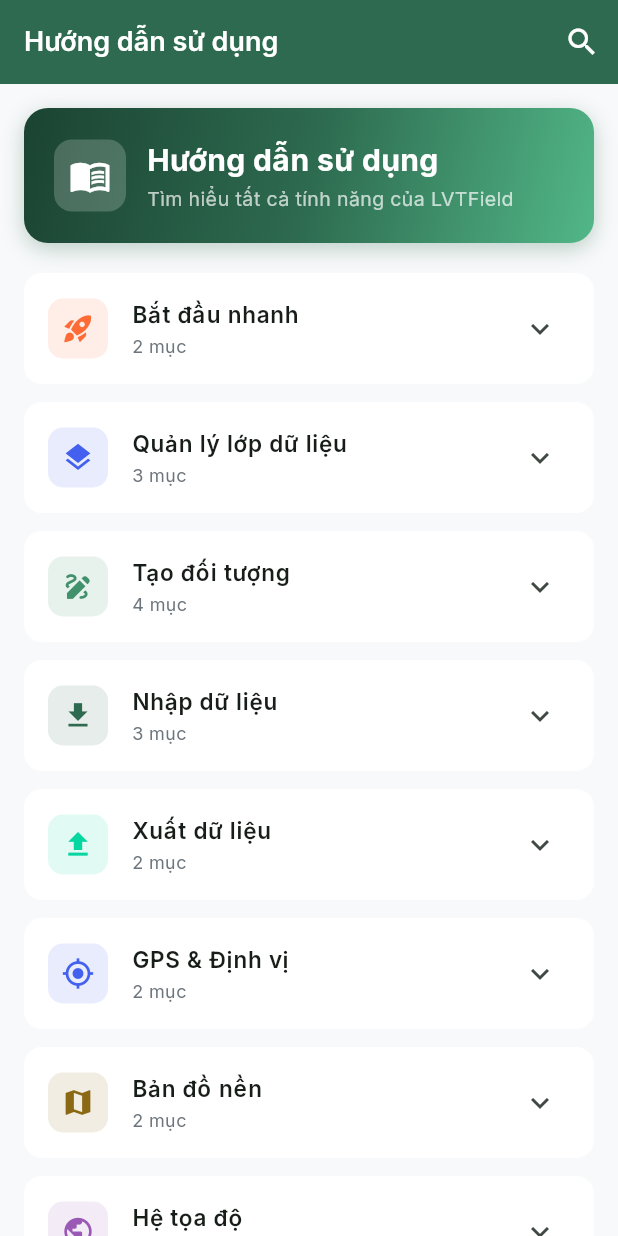
After one commit to locvutrunglvt/LVTField, a Flutter app: the HelpScreen screen opened by its route, on a phone screen of 412 x 824 dp. The commit adds this screen. Run offline on Flutter 3.47's test engine with Material 3 defaults, Android fonts, the phone set to English and light mode, and no system bars; our stand-ins replace file_picker, flutter_map, flutter_riverpod, geolocator, go_router, google_fonts and 5 more; accounts and stored records are empty.

Commit message:
v1.5.3 - Professional Help & Guide screen
Help Screen:
- 8 expandable sections covering all features
- Bắt đầu nhanh: create/open projects
- Quản lý lớp: layer CRUD, active layer, read-only
- Tạo đối tượng: point/line/polygon workflow rules
- Nhập dữ liệu: 8 formats (GPKG,SHP,KML,KMZ,GeoJSON,MBTiles,GeoTIFF,LVTField)
- Xuất dữ liệu: export + share
- GPS & Định vị: accuracy indicators, always-on GPS
- Bản đồ nền: 4 basemaps + MBTiles offline
- Hệ tọa độ: WGS84/VN-2000/UTM display + auto-convert
- Mẹo sử dụng: fast drawing, QGIS style, backup

Features:
- Search functionality with Vietnamese keyword matching
- Gradient banner header
- Color-coded category icons
- Expandable/collapsible sections
- Professional card-based layout

Access: Settings > Hỗ trợ > Hướng dẫn sử dụng
Route: /help

Author: Loc Vu Trung

```diff
--- a/lib/app.dart
+++ b/lib/app.dart
@@ -7,6 +7,7 @@ import 'features/home/home_screen.dart';
 import 'features/map/map_screen.dart';
 import 'features/settings/settings_screen.dart';
 import 'features/settings/author_page.dart';
+import 'features/settings/help_screen.dart';
 
 /// LVTField App - Mobile GIS for Forest Survey
 /// Author: Lộc Vũ Trung
@@ -58,5 +59,10 @@ final _router = GoRouter(
       name: 'author',
       builder: (context, state) => const AuthorPage(),
     ),
+    GoRoute(
+      path: '/help',
+      name: 'help',
+      builder: (context, state) => const HelpScreen(),
+    ),
   ],
 );
--- /dev/null
+++ b/lib/features/settings/help_screen.dart
@@ -0,0 +1,575 @@
+import 'package:flutter/material.dart';
+import '../../core/constants/app_colors.dart';
+import '../../core/constants/app_sizes.dart';
+
+/// Professional Help & Guide screen for LVTField app
+/// Author: Lộc Vũ Trung
+class HelpScreen extends StatelessWidget {
+  const HelpScreen({super.key});
+
+  @override
+  Widget build(BuildContext context) {
+    return Scaffold(
+      appBar: AppBar(
+        title: const Text('Hướng dẫn sử dụng'),
+        actions: [
+          IconButton(
+            icon: const Icon(Icons.search),
+            onPressed: () => _showSearch(context),
+          ),
+        ],
+      ),
+      body: ListView(
+        padding: const EdgeInsets.all(AppSizes.md),
+        children: [
+          // Header banner
+          _buildBanner(),
+          const SizedBox(height: 20),
+
+          // Quick start
+          _HelpSection(
+            icon: Icons.rocket_launch,
+            iconColor: const Color(0xFFFF6B35),
+            title: 'Bắt đầu nhanh',
+            items: const [
+              _HelpItem(
+                title: 'Tạo dự án mới',
+                content: '1. Mở app → Bấm nút "+" ở góc dưới phải\n'
+                    '2. Nhập tên dự án → Bấm "Tạo"\n'
+                    '3. Dự án mới sẽ hiện trong danh sách',
+              ),
+              _HelpItem(
+                title: 'Mở dự án',
+                content: 'Chạm vào tên dự án trong danh sách để mở bản đồ.\n'
+                    'Nhấn giữ để xem thêm tùy chọn (đổi tên, xóa, xuất).',
+              ),
+            ],
+          ),
+
+          // Layer Management
+          _HelpSection(
+            icon: Icons.layers,
+            iconColor: AppColors.info,
+            title: 'Quản lý lớp dữ liệu',
+            items: const [
+              _HelpItem(
+                title: 'Tạo lớp mới',
+                content: '1. Bấm nút "Lớp" ở thanh dưới\n'
+                    '2. Bấm "+ Thêm lớp"\n'
+                    '3. Đặt tên và chọn loại (Điểm / Đường / Vùng)\n'
+                    '4. Tùy chỉnh trường thuộc tính → "Tạo lớp"',
+              ),
+              _HelpItem(
+                title: 'Thao tác với lớp',
+                content: '• Bật/Tắt hiển thị: Bấm biểu tượng 👁 trên lớp\n'
+                    '• Xóa lớp: Nhấn giữ → chọn "Xóa lớp"\n'
+                    '• Đổi tên: Nhấn giữ → chọn "Đổi tên lớp"\n'
+                    '• Kiểu hiển thị: Nhấn giữ → "Kiểu hiển thị"\n'
+                    '• Zoom tới lớp: Nhấn giữ → "Zoom tới lớp"',
+              ),
+              _HelpItem(
+                title: 'Active Layer (Lớp hoạt động)',
+                content: 'Khi chọn một lớp để vẽ, nó trở thành "Active Layer".\n'
+                    '• Thanh dưới hiện tên lớp + nút vẽ nhanh\n'
+                    '• Sau khi lưu, lớp vẫn được giữ active\n'
+                    '• Bấm ✕ cạnh tên lớp để bỏ chọn\n'
+                    '• KML, KMZ, MBTiles, GeoTIFF: chỉ xem (🔒)',
+              ),
+            ],
+          ),
+
+          // Feature Creation
+          _HelpSection(
+            icon: Icons.draw,
+            iconColor: AppColors.polygonStroke,
+            title: 'Tạo đối tượng',
+            items: const [
+              _HelpItem(
+                title: '📍 Tạo Điểm',
+                content: '1. Bấm "Tạo điểm" (hoặc nút Điểm ở thanh dưới)\n'
+                    '2. Chạm 1 chấm trên bản đồ\n'
+                    '3. Bảng thuộc tính hiện ngay → nhập thông tin → Lưu\n\n'
+                    '💡 Nút GPS: Tạo điểm tại vị trí GPS hiện tại (1 chạm)',
+              ),
+              _HelpItem(
+                title: '📏 Tạo Đường',
+                content: '1. Bấm "Tạo đường" ở thanh dưới\n'
+                    '2. Chạm bản đồ để thêm các đỉnh (≥ 2 điểm)\n'
+                    '3. Dùng nút GPS để thêm đỉnh tại vị trí GPS\n'
+                    '4. Bấm "Hoàn tác" để xóa đỉnh cuối\n'
+                    '5. Bấm ✅ "Lưu" → Bảng thuộc tính hiện ra → Lưu',
+              ),
+              _HelpItem(
+                title: '🔷 Tạo Vùng (Polygon)',
+                content: '1. Bấm "Tạo vùng" ở thanh dưới\n'
+                    '2. Chạm bản đồ để thêm các đỉnh (≥ 3 điểm)\n'
+                    '3. Vùng tự động đóng khi lưu\n'
+                    '4. Bấm ✅ "Lưu" → Bảng thuộc tính hiện ra → Lưu\n\n'
+                    '💡 Diện tích tự động tính khi có trường "Diện tích"',
+              ),
+              _HelpItem(
+                title: 'Chỉnh sửa đỉnh',
+                content: 'Nhấn giữ trên lớp → "Sửa đối tượng" → chọn feature:\n'
+                    '• Kéo đỉnh cam 🟠 để di chuyển\n'
+                    '• Bấm đỉnh → "Xóa đỉnh" để xóa\n'
+                    '• "Di chuyển" = kéo cả đối tượng\n'
+                    '• ↩️ Hoàn tác nhiều bước\n'
+                    '• ✅ Lưu hoặc ❌ Hủy',
+              ),
+            ],
+          ),
+
+          // Import
+          _HelpSection(
+            icon: Icons.file_download,
+            iconColor: AppColors.primary,
+            title: 'Nhập dữ liệu',
+            items: const [
+              _HelpItem(
+                title: 'Các định dạng hỗ trợ',
+                content: '📦 GeoPackage (.gpkg) — Vector + style từ QGIS\n'
+                    '📐 Shapefile (.zip) — Nén .shp + .shx + .dbf + .prj\n'
+                    '🌍 KML (.kml) — Google Earth (chỉ xem)\n'
+                    '📦 KMZ (.kmz) — KML nén (chỉ xem)\n'
+                    '📋 GeoJSON (.geojson) — Web GIS chuẩn\n'
+                    '🗺️ MBTiles (.mbtiles) — Bản đồ nền offline\n'
+                    '🖼️ GeoTIFF (.tif/.tiff) — Ảnh có tọa độ\n'
+                    '💾 LVTField (.lvtfield) — Gói dự án',
+              ),
+              _HelpItem(
+                title: 'Cách nhập',
+                content: '1. Mở dự án → Bấm "Nhập lớp" ở thanh dưới\n'
+                    '2. Chọn định dạng muốn nhập\n'
+                    '3. Chọn file từ thiết bị\n'
+                    '4. Chờ xử lý → Dữ liệu hiện trên bản đồ\n\n'
+                    '⚠️ Shapefile phải nén ZIP (bao gồm .shp, .shx, .dbf)\n'
+                    '⚠️ GeoTIFF max 100MB (lớn hơn nên dùng MBTiles)',
+              ),
+              _HelpItem(
+                title: 'GeoTIFF (Ảnh tọa độ)',
+                content: 'App đọc tọa độ từ:\n'
+                    '• Tag GeoTIFF trong file TIFF\n'
+                    '• File world (.tfw/.wld) đi kèm\n\n'
+                    'Hỗ trợ hệ tọa độ: WGS84, UTM Zone 48N, VN-2000\n'
+                    'Tự động chuyển đổi về WGS84 để hiển thị.\n'
+                    'Điều chỉnh độ trong suốt qua "Kiểu hiển thị".',
+              ),
+            ],
+          ),
+
+          // Export
+          _HelpSection(
+            icon: Icons.file_upload,
+            iconColor: AppColors.success,
+            title: 'Xuất dữ liệu',
+            items: const [
+              _HelpItem(
+                title: 'Xuất lớp',
+                content: 'Bấm "Xuất" ở thanh dưới panel lớp:\n\n'
+                    '📦 GeoPackage (.gpkg) — Mở được trong QGIS\n'
+                    '🌍 KML (.kml) — Mở trong Google Earth\n'
+                    '📋 GeoJSON (.geojson) — Web GIS chuẩn\n'
+                    '💾 LVTField (.lvtfield) — Gói toàn bộ dự án',
+              ),
+              _HelpItem(
+                title: 'Chia sẻ',
+                content: 'Sau khi xuất, file sẽ được chia sẻ qua:\n'
+                    '• Zalo, Messenger, Gmail...\n'
+                    '• Google Drive, OneDrive...\n'
+                    '• Bluetooth, NFC...',
+              ),
+            ],
+          ),
+
+          // GPS
+          _HelpSection(
+            icon: Icons.gps_fixed,
+            iconColor: AppColors.gpsCircleStroke,
+            title: 'GPS & Định vị',
+            items: const [
+              _HelpItem(
+                title: 'Thanh trạng thái GPS',
+                content: 'Góc trên bên trái bản đồ hiện:\n'
+                    '• 🟢 Xanh: Độ chính xác tốt (< 5m)\n'
+                    '• 🟡 Vàng: Trung bình (5-15m)\n'
+                    '• 🔴 Đỏ: Kém (> 15m)\n\n'
+                    'Bấm nút GPS ⊕ để quay về vị trí hiện tại.',
+              ),
+              _HelpItem(
+                title: 'GPS luôn bật',
+                content: 'GPS của app luôn hoạt động khi mở bản đồ.\n'
+                    'Đảm bảo đã cấp quyền vị trí cho app.\n'
+                    'Ra ngoài trời để có tín hiệu GPS tốt nhất.',
+              ),
+            ],
+          ),
+
+          // Basemap
+          _HelpSection(
+            icon: Icons.map,
+            iconColor: AppColors.secondary,
+            title: 'Bản đồ nền',
+            items: const [
+              _HelpItem(
+                title: 'Chuyển đổi bản đồ nền',
+                content: 'Bấm biểu tượng 🗺️ ở thanh công cụ bên trái:\n\n'
+                    '🛰️ Google Satellite — Ảnh vệ tinh\n'
+                    '🗺️ OpenStreetMap — Bản đồ đường phố\n'
+                    '⛰️ Google Terrain — Địa hình\n'
+                    '🌐 Google Hybrid — Vệ tinh + nhãn\n\n'
+                    '💡 MBTiles: Nhập file .mbtiles để dùng bản đồ offline.',
+              ),
+              _HelpItem(
+                title: 'Điều chỉnh nền',
+                content: 'Thanh trượt "Làm mờ nền" ở toolbar bên trái\n'
+                    'cho phép làm mờ bản đồ nền để nổi bật dữ liệu vector.',
+              ),
+            ],
+          ),
+
+          // Coordinate System
+          _HelpSection(
+            icon: Icons.public,
+            iconColor: const Color(0xFF9B59B6),
+            title: 'Hệ tọa độ',
+            items: const [
+              _HelpItem(
+                title: 'Hiển thị tọa độ',
+                content: 'Góc dưới trái bản đồ hiện tọa độ GPS.\n'
+                    'Chạm vào ô tọa độ để chuyển đổi:\n\n'
+                    '• WGS 84: 21.0285°N, 105.8542°E\n'
+                    '• VN-2000: X: 2328456, Y: 582193\n'
+                    '• UTM: 48N 582193 2328456',
+              ),
+              _HelpItem(
+                title: 'Khi nhập dữ liệu',
+                content: 'App tự động phát hiện hệ tọa độ của file nhập vào:\n'
+                    '• WGS84 → Hiển thị trực tiếp\n'
+                    '• VN-2000 → Tự động chuyển sang WGS84\n'
+                    '• UTM → Tự động chuyển sang WGS84\n\n'
+                    'Bạn không cần thao tác gì.',
+              ),
+            ],
+          ),
+
+          // Tips & Tricks
+          _HelpSection(
+            icon: Icons.tips_and_updates,
+            iconColor: AppColors.warning,
+            title: 'Mẹo sử dụng',
+            items: const [
+              _HelpItem(
+                title: 'Vẽ nhanh nhiều đối tượng',
+                content: '• Chọn lớp active 1 lần → vẽ liên tục không cần chọn lại\n'
+                    '• Point: Chạm = tạo ngay, không cần bấm Lưu\n'
+                    '• GPS: Nút GPS tạo điểm tại vị trí hiện tại (1 chạm)',
+              ),
+              _HelpItem(
+                title: 'Bảo toàn style QGIS',
+                content: 'File GPKG từ QGIS sẽ giữ nguyên:\n'
+                    '• Màu fill, stroke, opacity\n'
+                    '• Kiểu viền (nét đứt, nét liền)\n'
+                    '• Độ rộng viền',
+              ),
+              _HelpItem(
+                title: 'Sao lưu dự án',
+                content: 'Xuất dự án dạng .lvtfield để sao lưu.\n'
+                    'File bao gồm toàn bộ: layers + features + attributes.\n'
+                    'Nhập lại file .lvtfield để khôi phục.',
+              ),
+            ],
+          ),
+
+          const SizedBox(height: 24),
+          // Footer
+          Container(
+            padding: const EdgeInsets.all(16),
+            decoration: BoxDecoration(
+              color: AppColors.primarySurface,
+              borderRadius: BorderRadius.circular(12),
+            ),
+            child: Column(
+              children: [
+                const Icon(Icons.forest, color: AppColors.primary, size: 32),
+                const SizedBox(height: 8),
+                Text(
+                  'LVTField — Mobile GIS for Forest Survey',
+                  style: TextStyle(
+                    fontSize: 13,
+                    fontWeight: FontWeight.w600,
+                    color: AppColors.primary,
+                  ),
+                ),
+                const SizedBox(height: 4),
+                Text(
+                  '© 2024 Lộc Vũ Trung',
+                  style: TextStyle(fontSize: 12, color: AppColors.textSecondary),
+                ),
+              ],
+            ),
+          ),
+          const SizedBox(height: 24),
+        ],
+      ),
+    );
+  }
+
+  Widget _buildBanner() {
+    return Container(
+      padding: const EdgeInsets.all(20),
+      decoration: BoxDecoration(
+        gradient: const LinearGradient(
+          colors: [AppColors.primaryDark, AppColors.primary, AppColors.primaryLight],
+          begin: Alignment.topLeft,
+          end: Alignment.bottomRight,
+        ),
+        borderRadius: BorderRadius.circular(16),
+        boxShadow: [
+          BoxShadow(
+            color: AppColors.primary.withValues(alpha: 0.3),
+            blurRadius: 12,
+            offset: const Offset(0, 4),
+          ),
+        ],
+      ),
+      child: Column(
+        crossAxisAlignment: CrossAxisAlignment.start,
+        children: [
+          Row(
+            children: [
+              Container(
+                width: 48,
+                height: 48,
+                decoration: BoxDecoration(
+                  color: Colors.white.withValues(alpha: 0.2),
+                  borderRadius: BorderRadius.circular(12),
+                ),
+                child: const Icon(Icons.menu_book, color: Colors.white, size: 28),
+              ),
+              const SizedBox(width: 14),
+              const Expanded(
+                child: Column(
+                  crossAxisAlignment: CrossAxisAlignment.start,
+                  children: [
+                    Text(
+                      'Hướng dẫn sử dụng',
+                      style: TextStyle(
+                        fontSize: 20,
+                        fontWeight: FontWeight.bold,
+                        color: Colors.white,
+                      ),
+                    ),
+                    SizedBox(height: 2),
+                    Text(
+                      'Tìm hiểu tất cả tính năng của LVTField',
+                      style: TextStyle(
+                        fontSize: 13,
+                        color: Colors.white70,
+                      ),
+                    ),
+                  ],
+                ),
+              ),
+            ],
+          ),
+        ],
+      ),
+    );
+  }
+
+  void _showSearch(BuildContext context) {
+    showSearch(context: context, delegate: _HelpSearchDelegate());
+  }
+}
+
+// =============================================================================
+// Help Section (expandable category)
+// =============================================================================
+class _HelpSection extends StatelessWidget {
+  final IconData icon;
+  final Color iconColor;
+  final String title;
+  final List<_HelpItem> items;
+
+  const _HelpSection({
+    required this.icon,
+    required this.iconColor,
+    required this.title,
+    required this.items,
+  });
+
+  @override
+  Widget build(BuildContext context) {
+    return Card(
+      margin: const EdgeInsets.only(bottom: 12),
+      shape: RoundedRectangleBorder(borderRadius: BorderRadius.circular(12)),
+      child: Theme(
+        data: Theme.of(context).copyWith(dividerColor: Colors.transparent),
+        child: ExpansionTile(
+          leading: Container(
+            width: 40,
+            height: 40,
+            decoration: BoxDecoration(
+              color: iconColor.withValues(alpha: 0.12),
+              borderRadius: BorderRadius.circular(10),
+            ),
+            child: Icon(icon, color: iconColor, size: 22),
+          ),
+          title: Text(
+            title,
+            style: const TextStyle(fontWeight: FontWeight.w600, fontSize: 15),
+          ),
+          subtitle: Text(
+            '${items.length} mục',
+            style: TextStyle(fontSize: 12, color: AppColors.textSecondary),
+          ),
+          children: items.map((item) => _buildItem(context, item)).toList(),
+        ),
+      ),
+    );
+  }
+
+  Widget _buildItem(BuildContext context, _HelpItem item) {
+    return Container(
+      width: double.infinity,
+      margin: const EdgeInsets.fromLTRB(16, 0, 16, 12),
+      padding: const EdgeInsets.all(14),
+      decoration: BoxDecoration(
+        color: AppColors.background,
+        borderRadius: BorderRadius.circular(10),
+        border: Border.all(color: AppColors.divider, width: 0.5),
+      ),
+      child: Column(
+        crossAxisAlignment: CrossAxisAlignment.start,
+        children: [
+          Text(
+            item.title,
+            style: TextStyle(
+              fontSize: 14,
+              fontWeight: FontWeight.w600,
+              color: iconColor,
+            ),
+          ),
+          const SizedBox(height: 8),
+          Text(
+            item.content,
+            style: const TextStyle(
+              fontSize: 13,
+              height: 1.5,
+              color: AppColors.textPrimary,
+            ),
+          ),
+        ],
+      ),
+    );
+  }
+}
+
+// =============================================================================
+// Help Item (single help entry)
+// =============================================================================
+class _HelpItem {
+  final String title;
+  final String content;
+
+  const _HelpItem({required this.title, required this.content});
+}
+
+// =============================================================================
+// Help Search Delegate
+// =============================================================================
+class _HelpSearchDelegate extends SearchDelegate<String> {
+  final List<Map<String, String>> _allItems = [
+    {'title': 'Tạo dự án mới', 'section': 'Bắt đầu nhanh', 'keyword': 'tạo dự án project'},
+    {'title': 'Mở dự án', 'section': 'Bắt đầu nhanh', 'keyword': 'mở dự án open'},
+    {'title': 'Tạo lớp mới', 'section': 'Quản lý lớp', 'keyword': 'tạo lớp layer'},
+    {'title': 'Thao tác với lớp', 'section': 'Quản lý lớp', 'keyword': 'xóa đổi tên hiển thị'},
+    {'title': 'Active Layer', 'section': 'Quản lý lớp', 'keyword': 'active lớp hoạt động'},
+    {'title': 'Tạo Điểm', 'section': 'Tạo đối tượng', 'keyword': 'tạo điểm point chấm'},
+    {'title': 'Tạo Đường', 'section': 'Tạo đối tượng', 'keyword': 'tạo đường line'},
+    {'title': 'Tạo Vùng', 'section': 'Tạo đối tượng', 'keyword': 'tạo vùng polygon'},
+    {'title': 'Chỉnh sửa đỉnh', 'section': 'Tạo đối tượng', 'keyword': 'sửa đỉnh vertex kéo'},
+    {'title': 'Định dạng nhập', 'section': 'Nhập dữ liệu', 'keyword': 'gpkg shp kml geojson mbtiles tiff'},
+    {'title': 'GeoTIFF', 'section': 'Nhập dữ liệu', 'keyword': 'tiff ảnh tọa độ overlay'},
+    {'title': 'Xuất lớp', 'section': 'Xuất dữ liệu', 'keyword': 'xuất export'},
+    {'title': 'GPS', 'section': 'GPS & Định vị', 'keyword': 'gps vị trí định vị'},
+    {'title': 'Bản đồ nền', 'section': 'Bản đồ nền', 'keyword': 'basemap satellite google'},
+    {'title': 'Hệ tọa độ', 'section': 'Hệ tọa độ', 'keyword': 'crs wgs84 vn2000 utm'},
+    {'title': 'Mẹo vẽ nhanh', 'section': 'Mẹo sử dụng', 'keyword': 'mẹo nhanh tip'},
+    {'title': 'Sao lưu dự án', 'section': 'Mẹo sử dụng', 'keyword': 'sao lưu backup lvtfield'},
+  ];
+
+  @override
+  String get searchFieldLabel => 'Tìm kiếm hướng dẫn...';
+
+  @override
+  List<Widget>? buildActions(BuildContext context) {
+    return [
+      if (query.isNotEmpty)
+        IconButton(
+          icon: const Icon(Icons.clear),
+          onPressed: () => query = '',
+        ),
+    ];
+  }
+
+  @override
+  Widget? buildLeading(BuildContext context) {
+    return IconButton(
+      icon: const Icon(Icons.arrow_back),
+      onPressed: () => close(context, ''),
+    );
+  }
+
+  @override
+  Widget buildResults(BuildContext context) => _buildSuggestionList();
+
+  @override
+  Widget buildSuggestions(BuildContext context) => _buildSuggestionList();
+
+  Widget _buildSuggestionList() {
+    final q = query.toLowerCase();
+    final filtered = q.isEmpty
+        ? _allItems
+        : _allItems.where((item) {
+            return item['title']!.toLowerCase().contains(q) ||
+                item['keyword']!.toLowerCase().contains(q) ||
+                item['section']!.toLowerCase().contains(q);
+          }).toList();
+
+    if (filtered.isEmpty) {
+      return Center(
+        child: Column(
+          mainAxisSize: MainAxisSize.min,
+          children: [
+            Icon(Icons.search_off, size: 48, color: AppColors.textSecondary),
+            const SizedBox(height: 12),
+            Text(
+              'Không tìm thấy "$query"',
+              style: TextStyle(color: AppColors.textSecondary),
+            ),
+          ],
+        ),
+      );
+    }
+
+    return ListView.separated(
+      padding: const EdgeInsets.all(12),
+      itemCount: filtered.length,
+      separatorBuilder: (_, __) => const Divider(height: 1),
+      itemBuilder: (context, index) {
+        final item = filtered[index];
+        return ListTile(
+          leading: const Icon(Icons.help_outline, color: AppColors.primary),
+          title: Text(
+            item['title']!,
+            style: const TextStyle(fontWeight: FontWeight.w500),
+          ),
+          subtitle: Text(item['section']!, style: TextStyle(fontSize: 12, color: AppColors.textSecondary)),
+          trailing: const Icon(Icons.chevron_right, size: 18),
+          onTap: () => close(context, item['title']!),
+        );
+      },
+    );
+  }
+}
--- a/lib/features/settings/settings_screen.dart
+++ b/lib/features/settings/settings_screen.dart
@@ -116,6 +116,33 @@ class _SettingsScreenState extends State<SettingsScreen> {
                   subtitle: const Text('Vị trí cơ sở dữ liệu'),
                   trailing: const Icon(Icons.chevron_right),
                   onTap: _showBackupInfo,
+                ),
+              ],
+            ),
+          ),
+
+          const SizedBox(height: AppSizes.lg),
+
+          // Help section
+          _SectionHeader(title: 'Hỗ trợ'),
+          Card(
+            child: Column(
+              children: [
+                ListTile(
+                  leading: Container(
+                    width: 36,
+                    height: 36,
+                    decoration: BoxDecoration(
+                      color: const Color(0xFFFFF3E0),
+                      borderRadius: BorderRadius.circular(8),
+                    ),
+                    child: const Icon(Icons.menu_book,
+                        color: Color(0xFFFF9800), size: 22),
+                  ),
+                  title: const Text('Hướng dẫn sử dụng'),
+                  subtitle: const Text('Tìm hiểu tất cả tính năng'),
+                  trailing: const Icon(Icons.chevron_right),
+                  onTap: () => context.push('/help'),
                 ),
               ],
             ),
```
Also changed, not shown: 1 other file.
